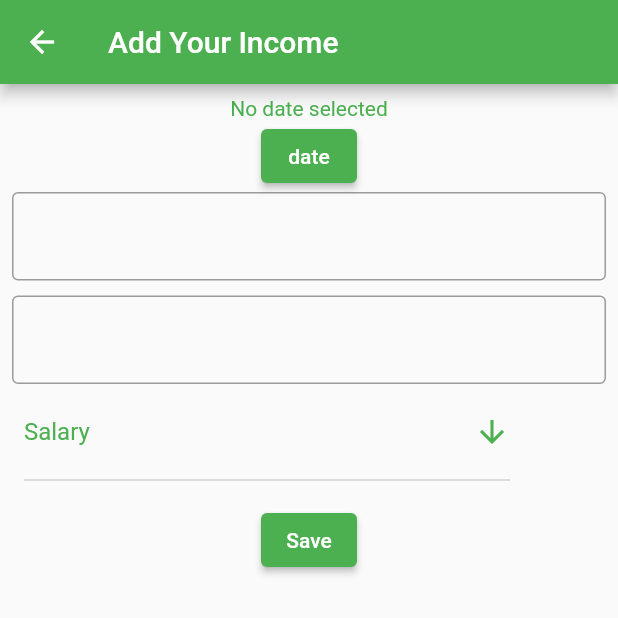
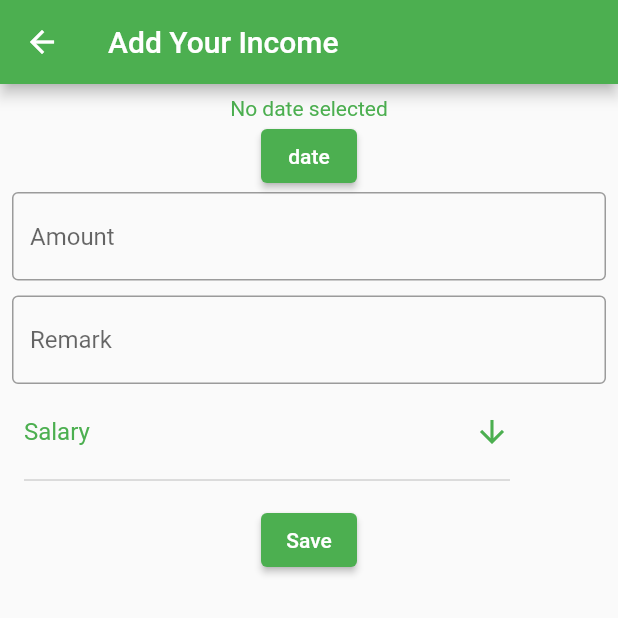
Before and after one commit to ajithmannarakkal/outcome, a Flutter app: the screen it shows after launch, after a tap on "Income", on a phone screen of 412 x 824 dp, the top half of it. Run offline on Flutter 3.47's test engine with Material 2 defaults, Android fonts, the phone set to English and light mode, and no system bars; network calls fail.

Commit message:
updated 4 screens

```diff
--- a/outcome/lib/entry.dart
+++ b/outcome/lib/entry.dart
@@ -39,13 +39,13 @@ class _EntryInState extends State<EntryIn> {
                 },
                 child: Text("date")),
             TextField(style: TextStyle(color: Colors.green),
-              decoration: InputDecoration(border: OutlineInputBorder()),
+              decoration: InputDecoration(hintText: "Amount",border: OutlineInputBorder()),
             ),
             SizedBox(
               height: 10,
             ),
             TextField(style: TextStyle(color: Colors.green),
-              decoration: InputDecoration(border: OutlineInputBorder()),
+              decoration: InputDecoration(hintText: "Remark",border: OutlineInputBorder()),
             ),
             Align(
               alignment: Alignment.topLeft,
--- a/outcome/lib/homepage.dart
+++ b/outcome/lib/homepage.dart
@@ -28,7 +28,7 @@ class HomePage extends StatelessWidget {
                   'https://i.insider.com/61a10537ee9795001883f280?width=1136&format=jpeg'),
             ),
           ),
-          title: Text('Welcome back Elon,'),
+          title: Text('Welcome back Ajith,'),
           actions: [
             Padding(
               padding: const EdgeInsets.all(8.0),
--- a/outcome/lib/profile.dart
+++ b/outcome/lib/profile.dart
@@ -15,7 +15,7 @@ class ProfileView extends StatelessWidget {
                   'https://i.insider.com/61a10537ee9795001883f280?width=1136&format=jpeg'),
 
             ),
-            title: Text("Elon Musk"),subtitle: Text("+91 8129953094"),
+            title: Text("Ajith Mannarakkal"),subtitle: Text("+91 8129953094"),
             trailing: Icon(Icons.verified,color: Colors.blueAccent,),
           ),
           WidgetOne(color: Colors.red,icons: Icons.logout, title: "Logout",onTap: () {  },)
--- a/outcome/lib/settings.dart
+++ b/outcome/lib/settings.dart
@@ -23,7 +23,7 @@ class _SettingsState extends State<Settings> {
         ListTile(
           leading: CircleAvatar(backgroundImage: NetworkImage(
               'https://i.insider.com/61a10537ee9795001883f280?width=1136&format=jpeg'),),
-          title: Text('Ajith'),
+          title: Text('Ajith Mannarakkal'),
           subtitle: Text('+91 8129953094'),
           trailing: IconButton(onPressed: (){}, icon: Icon(Icons.edit,color: Colors.blue,)),
         ),
```
